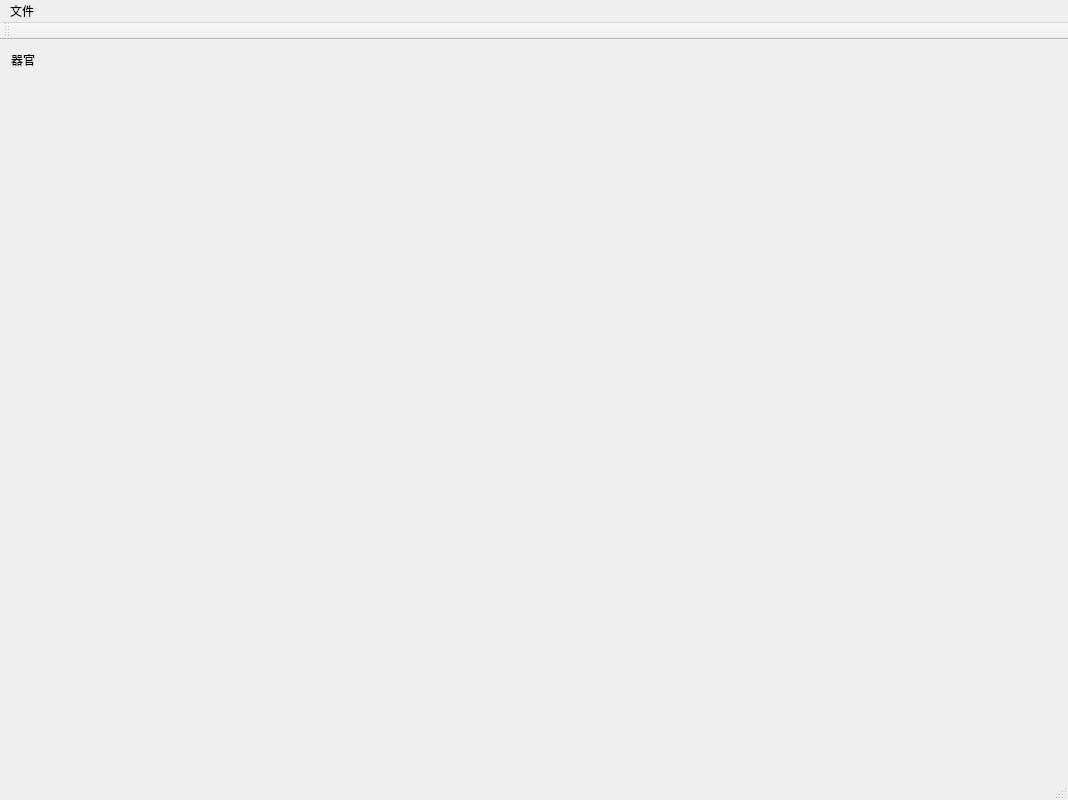
Before: the Qt Designer form mainwindow.ui in GZYZG/itksnap, drawn with Qt 5.
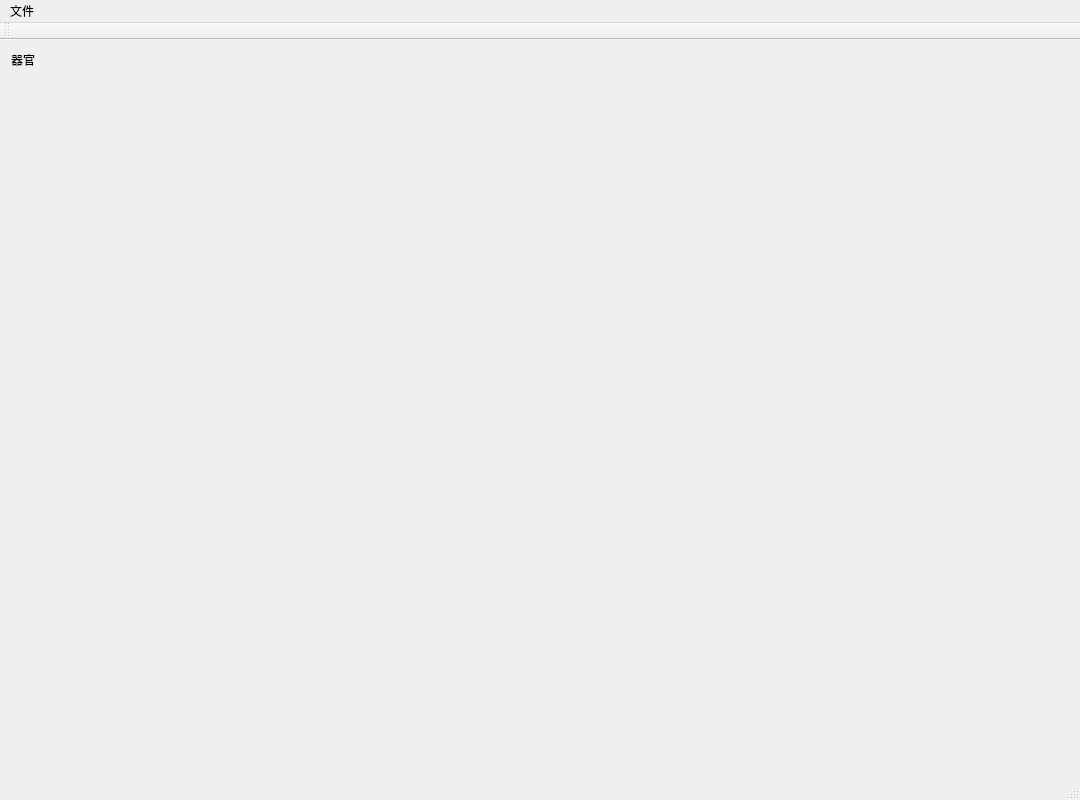
After: the same form once the commit is applied.

```diff
--- a/mainwindow.ui
+++ b/mainwindow.ui
@@ -6,7 +6,7 @@
    <rect>
     <x>0</x>
     <y>0</y>
-    <width>1068</width>
+    <width>1080</width>
     <height>800</height>
    </rect>
   </property>
@@ -18,7 +18,7 @@
   </property>
   <property name="minimumSize">
    <size>
-    <width>1000</width>
+    <width>1080</width>
     <height>800</height>
    </size>
   </property>
@@ -26,9 +26,15 @@
    <string>ITK-Snap</string>
   </property>
   <widget class="QWidget" name="centralWidget">
+   <property name="sizePolicy">
+    <sizepolicy hsizetype="MinimumExpanding" vsizetype="MinimumExpanding">
+     <horstretch>0</horstretch>
+     <verstretch>0</verstretch>
+    </sizepolicy>
+   </property>
    <layout class="QHBoxLayout" name="horizontalLayout_3">
     <item>
-     <layout class="QHBoxLayout" name="Layout" stretch="2,8,3">
+     <layout class="QHBoxLayout" name="Layout" stretch="2,8,4">
       <item>
        <layout class="QVBoxLayout" name="leftLayout">
         <item>
@@ -52,7 +58,7 @@
           <property name="sizeHint" stdset="0">
            <size>
             <width>20</width>
-            <height>40</height>
+            <height>20</height>
            </size>
           </property>
          </spacer>
@@ -74,7 +80,7 @@
     <rect>
      <x>0</x>
      <y>0</y>
-     <width>1068</width>
+     <width>1080</width>
      <height>26</height>
     </rect>
    </property>
```
